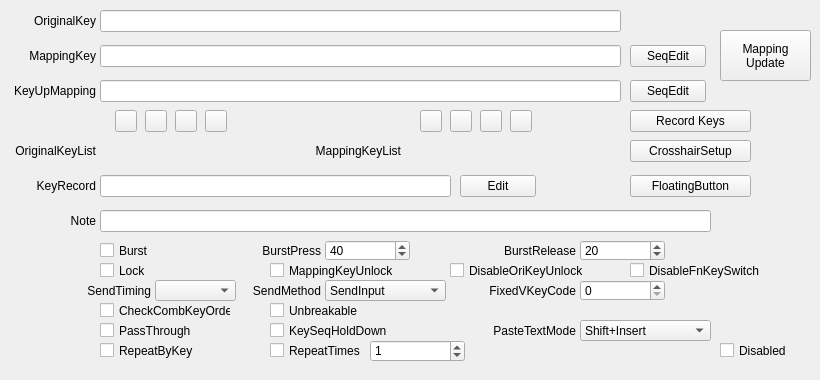
Qt form QKeyMapper/qitemsetupdialog.ui (Zalafina/QKeyMapper) before a commit.
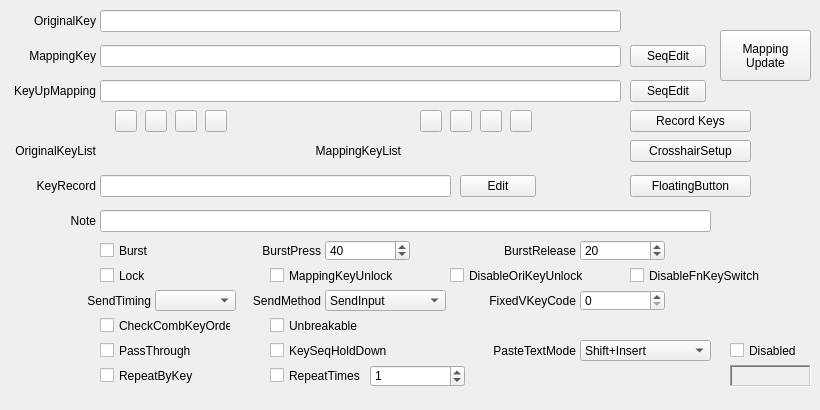
The same form after that commit. Custom widgets are drawn as their Qt base class.

```diff
--- a/QKeyMapper/qitemsetupdialog.ui
+++ b/QKeyMapper/qitemsetupdialog.ui
@@ -7,7 +7,7 @@
     <x>0</x>
     <y>0</y>
     <width>820</width>
-    <height>380</height>
+    <height>410</height>
    </rect>
   </property>
   <property name="sizePolicy">
@@ -19,13 +19,13 @@
   <property name="minimumSize">
    <size>
     <width>820</width>
-    <height>380</height>
+    <height>410</height>
    </size>
   </property>
   <property name="maximumSize">
    <size>
     <width>820</width>
-    <height>380</height>
+    <height>410</height>
    </size>
   </property>
   <property name="windowTitle">
@@ -54,7 +54,7 @@
    <property name="geometry">
     <rect>
      <x>100</x>
-     <y>260</y>
+     <y>265</y>
      <width>101</width>
      <height>21</height>
     </rect>
@@ -73,7 +73,7 @@
    <property name="geometry">
     <rect>
      <x>100</x>
-     <y>320</y>
+     <y>340</y>
      <width>131</width>
      <height>21</height>
     </rect>
@@ -230,7 +230,7 @@
    <property name="geometry">
     <rect>
      <x>270</x>
-     <y>320</y>
+     <y>340</y>
      <width>191</width>
      <height>21</height>
     </rect>
@@ -249,7 +249,7 @@
    <property name="geometry">
     <rect>
      <x>100</x>
-     <y>340</y>
+     <y>365</y>
      <width>131</width>
      <height>21</height>
     </rect>
@@ -268,7 +268,7 @@
    <property name="geometry">
     <rect>
      <x>270</x>
-     <y>340</y>
+     <y>365</y>
      <width>111</width>
      <height>21</height>
     </rect>
@@ -287,7 +287,7 @@
    <property name="geometry">
     <rect>
      <x>370</x>
-     <y>340</y>
+     <y>365</y>
      <width>95</width>
      <height>22</height>
     </rect>
@@ -329,7 +329,7 @@
    <property name="geometry">
     <rect>
      <x>270</x>
-     <y>260</y>
+     <y>265</y>
      <width>161</width>
      <height>21</height>
     </rect>
@@ -364,7 +364,7 @@
    <property name="geometry">
     <rect>
      <x>155</x>
-     <y>280</y>
+     <y>290</y>
      <width>81</width>
      <height>21</height>
     </rect>
@@ -383,7 +383,7 @@
    <property name="geometry">
     <rect>
      <x>40</x>
-     <y>280</y>
+     <y>290</y>
      <width>111</width>
      <height>21</height>
     </rect>
@@ -418,7 +418,7 @@
    <property name="geometry">
     <rect>
      <x>100</x>
-     <y>300</y>
+     <y>315</y>
      <width>131</width>
      <height>21</height>
     </rect>
@@ -437,7 +437,7 @@
    <property name="geometry">
     <rect>
      <x>270</x>
-     <y>300</y>
+     <y>315</y>
      <width>161</width>
      <height>21</height>
     </rect>
@@ -699,7 +699,7 @@
    <property name="geometry">
     <rect>
      <x>580</x>
-     <y>280</y>
+     <y>290</y>
      <width>85</width>
      <height>21</height>
     </rect>
@@ -712,7 +712,7 @@
    <property name="geometry">
     <rect>
      <x>465</x>
-     <y>280</y>
+     <y>290</y>
      <width>111</width>
      <height>21</height>
     </rect>
@@ -793,7 +793,7 @@
    <property name="geometry">
     <rect>
      <x>450</x>
-     <y>260</y>
+     <y>265</y>
      <width>181</width>
      <height>21</height>
     </rect>
@@ -812,7 +812,7 @@
    <property name="geometry">
     <rect>
      <x>630</x>
-     <y>260</y>
+     <y>265</y>
      <width>181</width>
      <height>21</height>
     </rect>
@@ -831,7 +831,7 @@
    <property name="geometry">
     <rect>
      <x>580</x>
-     <y>320</y>
+     <y>340</y>
      <width>131</width>
      <height>21</height>
     </rect>
@@ -860,7 +860,7 @@
    <property name="geometry">
     <rect>
      <x>465</x>
-     <y>320</y>
+     <y>340</y>
      <width>111</width>
      <height>21</height>
     </rect>
@@ -876,7 +876,7 @@
    <property name="geometry">
     <rect>
      <x>240</x>
-     <y>280</y>
+     <y>290</y>
      <width>81</width>
      <height>21</height>
     </rect>
@@ -892,7 +892,7 @@
    <property name="geometry">
     <rect>
      <x>325</x>
-     <y>280</y>
+     <y>290</y>
      <width>121</width>
      <height>21</height>
     </rect>
@@ -925,9 +925,9 @@
   <widget class="QCheckBox" name="disabledCheckBox">
    <property name="geometry">
     <rect>
-     <x>720</x>
+     <x>730</x>
      <y>340</y>
-     <width>101</width>
+     <width>81</width>
      <height>21</height>
     </rect>
    </property>
@@ -1018,6 +1018,25 @@
     <bool>false</bool>
    </property>
   </widget>
+  <widget class="QLabel" name="indexLabel">
+   <property name="geometry">
+    <rect>
+     <x>730</x>
+     <y>365</y>
+     <width>81</width>
+     <height>22</height>
+    </rect>
+   </property>
+   <property name="frameShape">
+    <enum>QFrame::Shape::WinPanel</enum>
+   </property>
+   <property name="frameShadow">
+    <enum>QFrame::Shadow::Sunken</enum>
+   </property>
+   <property name="alignment">
+    <set>Qt::AlignmentFlag::AlignRight|Qt::AlignmentFlag::AlignTrailing|Qt::AlignmentFlag::AlignVCenter</set>
+   </property>
+  </widget>
  </widget>
  <customwidgets>
   <customwidget>
```
